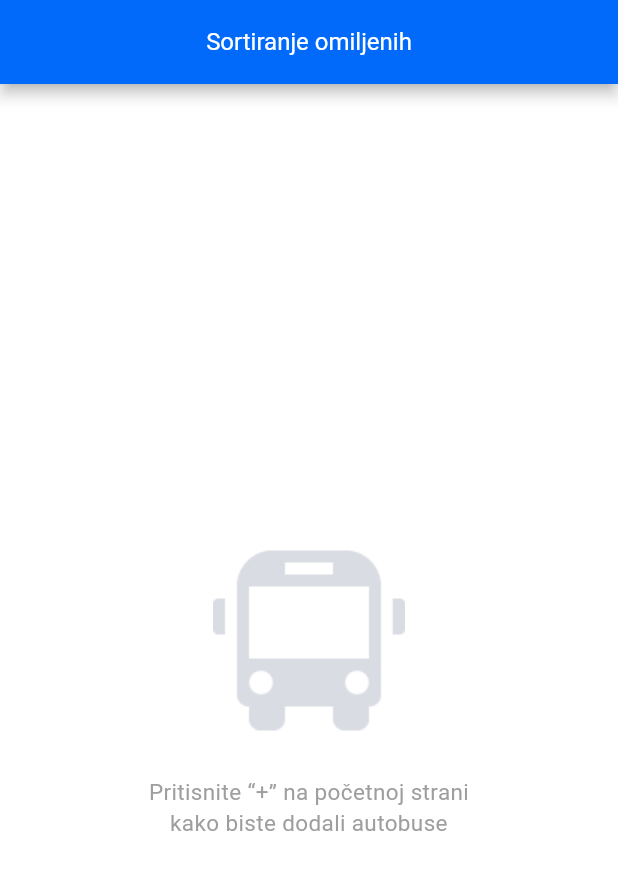
After one commit to Crystal-Pigeon/red-voznje-novi-sad-flutter, a Flutter app: the ReorderLanesPage screen opened by its route, on a phone screen of 412 x 824 dp. The commit adds this screen. Shown: the top 870 px of the screen. Run offline on Flutter 3.47's test engine with Material 3 defaults, Android fonts, the phone set to English and light mode, and no system bars; our stand-ins replace flutter_riverpod, go_router, shared_preferences; accounts and stored records are empty.

Commit message:
reorder lanes page

```diff
--- a/lib/config/app_router_config.dart
+++ b/lib/config/app_router_config.dart
@@ -1,5 +1,6 @@
 import 'package:go_router/go_router.dart';
 import 'package:red_voznje_novi_sad_flutter/pages/home/home_page.dart';
+import 'package:red_voznje_novi_sad_flutter/pages/reorder_list/reorder_lanes_page.dart';
 import 'package:red_voznje_novi_sad_flutter/pages/settings/settings_page.dart';
 import '../pages/lanes/lanes_page.dart';
 import '../pages/splash_screen.dart';
@@ -25,6 +26,11 @@ class AppRouterConfig {
       path: '/lanes',
       name: 'lanes',
       builder: (context, GoRouterState state) => const LanesPage(),
+    ),
+    GoRoute(
+      path: '/reorderLanes',
+      name: 'reorderLanes',
+      builder: (context, GoRouterState state) => const ReorderLanesPage(),
     )
   ]);
 }
--- a/lib/pages/home/home_page.dart
+++ b/lib/pages/home/home_page.dart
@@ -3,6 +3,7 @@ import 'package:flutter_riverpod/flutter_riverpod.dart';
 import 'package:go_router/go_router.dart';
 import 'package:red_voznje_novi_sad_flutter/pages/lanes/state/lanes_provider.dart';
 import '../lanes/model/selected_lane.dart';
+import '../reorder_list/reorder_lanes_page.dart';
 
 class HomePage extends ConsumerWidget {
   const HomePage({super.key});
@@ -18,7 +19,12 @@ class HomePage extends ConsumerWidget {
         appBar: AppBar(
           title: const Text('Red Vožnje - Novi Sad'),
           centerTitle: true,
-          leading: const Icon(Icons.open_with),
+          leading: IconButton(
+            icon: const Icon(Icons.open_with),
+            onPressed: () {
+              context.pushNamed('reorderLanes');
+            },
+          ),
           actions: [
             IconButton(
               icon: const Icon(Icons.settings),
--- a/lib/pages/lanes/state/lanes_notifier.dart
+++ b/lib/pages/lanes/state/lanes_notifier.dart
@@ -38,7 +38,13 @@ class SelectedLanesNotifier extends StateNotifier<List<SelectedLane>> {
     final storedLanes = state.map((selectedLane) => jsonEncode(selectedLane.toJson())).toList();
     prefs.setStringList('selectedLanes', storedLanes);
   }
+
+  void setReorderedLanes(List<SelectedLane> reorderedLanes) {
+    state = reorderedLanes;
+    _saveSelectedLanes(); // Save the new order
+  }
 }
+
 
 class LanesNotifier extends StateNotifier<Map<String, List<Lane>>> {
   LanesNotifier() : super({});
--- /dev/null
+++ b/lib/pages/reorder_list/reorder_lanes_page.dart
@@ -0,0 +1,88 @@
+import 'package:flutter/material.dart';
+import 'package:flutter_riverpod/flutter_riverpod.dart';
+import 'package:red_voznje_novi_sad_flutter/pages/lanes/state/lanes_provider.dart';
+import '../lanes/model/selected_lane.dart';
+
+class ReorderLanesPage extends ConsumerStatefulWidget {
+  const ReorderLanesPage({super.key});
+
+  @override
+  _ReorderLanesPageState createState() => _ReorderLanesPageState();
+}
+
+class _ReorderLanesPageState extends ConsumerState<ReorderLanesPage> {
+  List<SelectedLane> reorderedLanes = [];
+
+  @override
+  void initState() {
+    super.initState();
+    // Initialize reorderedLanes with the current selected lanes
+    reorderedLanes = List.from(ref.read(selectedLanesProvider));
+  }
+
+  @override
+  Widget build(BuildContext context) {
+    return Scaffold(
+      appBar: AppBar(
+        title: const Text('Sortiranje omiljenih'),
+        centerTitle: true,
+      ),
+      body: reorderedLanes.isEmpty
+          ? _buildTabPageNoLanes()
+          : ReorderableListView(
+        onReorder: (int oldIndex, int newIndex) {
+          setState(() {
+            if (newIndex > oldIndex) {
+              newIndex -= 1;
+            }
+            final lane = reorderedLanes.removeAt(oldIndex);
+            reorderedLanes.insert(newIndex, lane);
+
+            // Automatically save the reordered lanes every time the list is reordered
+            ref.read(selectedLanesProvider.notifier).setReorderedLanes(reorderedLanes);
+          });
+        },
+        children: [
+          for (int index = 0; index < reorderedLanes.length; index++)
+            Column(
+              key: ValueKey(reorderedLanes[index].lane.id), // Reordering key
+              children: [
+                ListTile(
+                  title: Text(
+                    '${reorderedLanes[index].lane.broj} ${reorderedLanes[index].lane.linija}',
+                    style: const TextStyle(
+                      fontWeight: FontWeight.bold,
+                      fontSize: 13,
+                    ),
+                  ),
+                  trailing: const Icon(Icons.drag_indicator),
+                ),
+                const Divider(height: 1), // Adds the underline to each item
+              ],
+            ),
+        ],
+      ),
+    );
+  }
+
+  Widget _buildTabPageNoLanes() {
+    return Center(
+      child: Column(
+        mainAxisAlignment: MainAxisAlignment.center,
+        children: [
+          const SizedBox(height: 16),
+          Image.asset(
+            'lib/assets/light_bus_icon.png',
+            width: 180,
+            height: 180,
+          ),
+          const Text(
+            textAlign: TextAlign.center,
+            'Pritisnite “+” na početnoj strani\nkako biste dodali autobuse',
+            style: TextStyle(fontSize: 15, color: Colors.grey),
+          ),
+        ],
+      ),
+    );
+  }
+}
```
